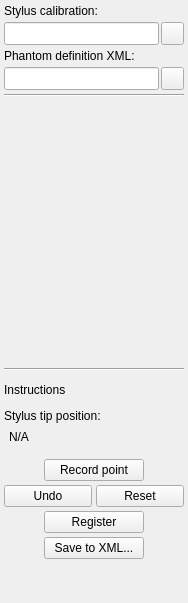
Above: PlusApp/fCal/Toolboxes/PhantomRegistrationToolbox.ui from PlusToolkit/PlusApp before the change. Below: the same form after it.
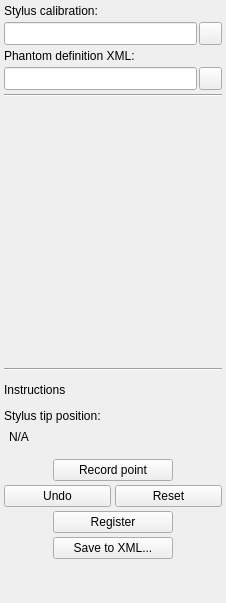
That is the form after the change. Icons and pictures are not drawn. Custom widgets are drawn as their Qt base class.

Commit message: If device set configuration file contains data for a toolbox, it is used as "Session data" (before, only the result of the recently completed subtasks were fed to a toolbox as session data); fCal toolboxes are wider now, and the hole window is bigger

What changed in the file:
```diff
--- a/PlusApp/fCal/Toolboxes/PhantomRegistrationToolbox.ui
+++ b/PlusApp/fCal/Toolboxes/PhantomRegistrationToolbox.ui
@@ -6,19 +6,25 @@
    <rect>
     <x>0</x>
     <y>0</y>
-    <width>188</width>
+    <width>226</width>
     <height>603</height>
    </rect>
   </property>
+  <property name="sizePolicy">
+   <sizepolicy hsizetype="Fixed" vsizetype="Preferred">
+    <horstretch>0</horstretch>
+    <verstretch>0</verstretch>
+   </sizepolicy>
+  </property>
   <property name="minimumSize">
    <size>
-    <width>188</width>
+    <width>226</width>
     <height>560</height>
    </size>
   </property>
   <property name="maximumSize">
    <size>
-    <width>188</width>
+    <width>226</width>
     <height>16777215</height>
    </size>
   </property>
@@ -302,13 +308,13 @@
        </property>
        <property name="minimumSize">
         <size>
-         <width>100</width>
+         <width>120</width>
          <height>0</height>
         </size>
        </property>
        <property name="maximumSize">
         <size>
-         <width>100</width>
+         <width>120</width>
          <height>16777215</height>
         </size>
        </property>
@@ -358,7 +364,7 @@
        </property>
        <property name="maximumSize">
         <size>
-         <width>100</width>
+         <width>120</width>
          <height>16777215</height>
         </size>
        </property>
@@ -381,7 +387,7 @@
        </property>
        <property name="maximumSize">
         <size>
-         <width>100</width>
+         <width>120</width>
          <height>16777215</height>
         </size>
        </property>
```
The commit also changes 11 other files.
